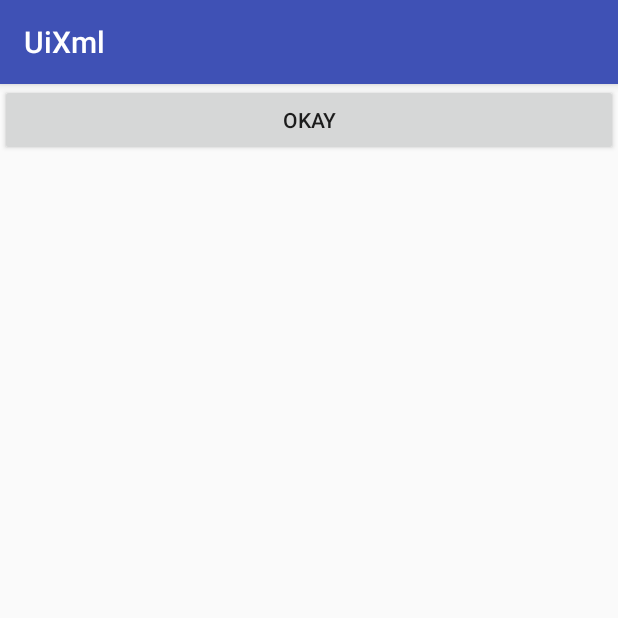
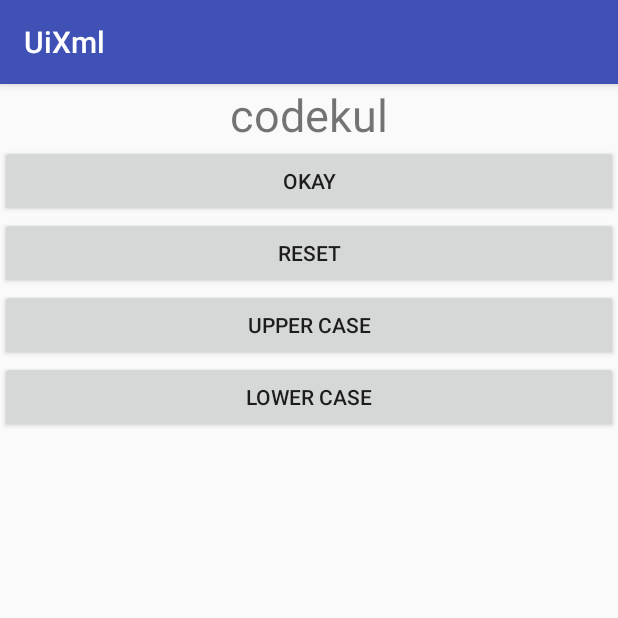
Before and after one commit to CodeKul/android-weekend-4-7-dec-2016, an Android app: the screen it shows after launch (MainActivity), on a phone screen of 412 x 824 dp, the top half of it. Run offline under Robolectric (Android 15) with nearby library versions, the phone set to English and light mode, and no system bars.

Commit message:
creating ui through xml, and button click listeners, java8 integration, padding , marging, view measurement units

```diff
--- a/uixml/src/main/java/com/codekul/uixml/MainActivity.java
+++ b/uixml/src/main/java/com/codekul/uixml/MainActivity.java
@@ -2,13 +2,60 @@ package com.codekul.uixml;
 
 import android.support.v7.app.AppCompatActivity;
 import android.os.Bundle;
+import android.view.View;
+import android.widget.Button;
+import android.widget.TextView;
 
 public class MainActivity extends AppCompatActivity {
 
     @Override
     protected void onCreate(Bundle savedInstanceState) {
         super.onCreate(savedInstanceState);
+        setContentView(R.layout.activity_main);
 
-        setContentView(R.layout.activity_main);
+        //Click cl = new Click();
+        final Button btnOkay = (Button) findViewById(R.id.btnOkay);
+        //btnOkay.setOnClickListener(cl);
+        //findViewById(R.id.btnReset).setOnClickListener(cl);
+
+        btnOkay.setOnClickListener(new View.OnClickListener() {
+            @Override
+            public void onClick(View v) {
+
+                TextView textCodeKul = (TextView) findViewById(R.id.textCodeKul);
+                textCodeKul.setText("{code}kul;");
+            }
+        });
+
+        findViewById(R.id.btnReset).setOnClickListener(new View.OnClickListener() {
+            @Override
+            public void onClick(View v) {
+                TextView textCodeKul = (TextView) findViewById(R.id.textCodeKul);
+                textCodeKul.setText("codekul");
+            }
+        });
+
+        findViewById(R.id.btnUpperCase).setOnClickListener( v -> ((TextView) findViewById(R.id.textCodeKul)).setText("codekul".toUpperCase()) );
+
+        findViewById(R.id.btnLowerCase).setOnClickListener(this::loweCase);
+    }
+
+    private void loweCase(View view) {
+        if(view.getId() == R.id.btnLowerCase){
+            ((TextView) findViewById(R.id.textCodeKul)).setText("codekul");
+        }
+    }
+
+    private class Click implements View.OnClickListener {
+
+        @Override
+        public void onClick(View v) {
+            if(v.getId() == R.id.btnOkay){
+
+            }
+            else {
+
+            }
+        }
     }
 }
--- a/uixml/src/main/res/layout/activity_main.xml
+++ b/uixml/src/main/res/layout/activity_main.xml
@@ -7,8 +7,35 @@
     tools:context="com.codekul.uixml.MainActivity"
     android:orientation="vertical">
 
+   <TextView
+       android:id="@+id/textCodeKul"
+       android:layout_width="match_parent"
+       android:layout_height="wrap_content"
+       android:text="codekul"
+       android:textSize="30sp"
+       android:gravity="center"/>
+
    <Button
+       android:id="@+id/btnOkay"
        android:layout_width="match_parent"
        android:layout_height="wrap_content"
        android:text="Okay"/>
+
+   <Button
+       android:id="@+id/btnReset"
+       android:layout_width="match_parent"
+       android:layout_height="wrap_content"
+       android:text="Reset"/>
+
+   <Button
+       android:id="@+id/btnUpperCase"
+       android:layout_width="match_parent"
+       android:layout_height="wrap_content"
+       android:text="Upper Case"/>
+
+   <Button
+       android:id="@+id/btnLowerCase"
+       android:layout_width="match_parent"
+       android:layout_height="wrap_content"
+       android:text="Lower Case"/>
 </LinearLayout>
```
Also changed, not shown: uixml/build.gradle (+9 -0 lines).
